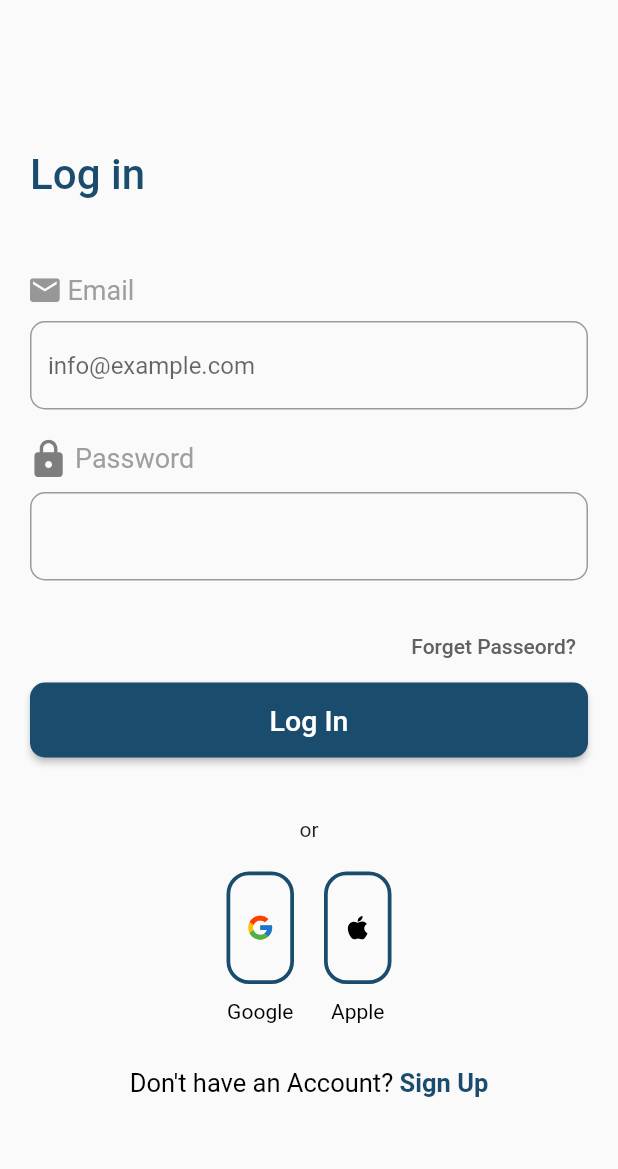
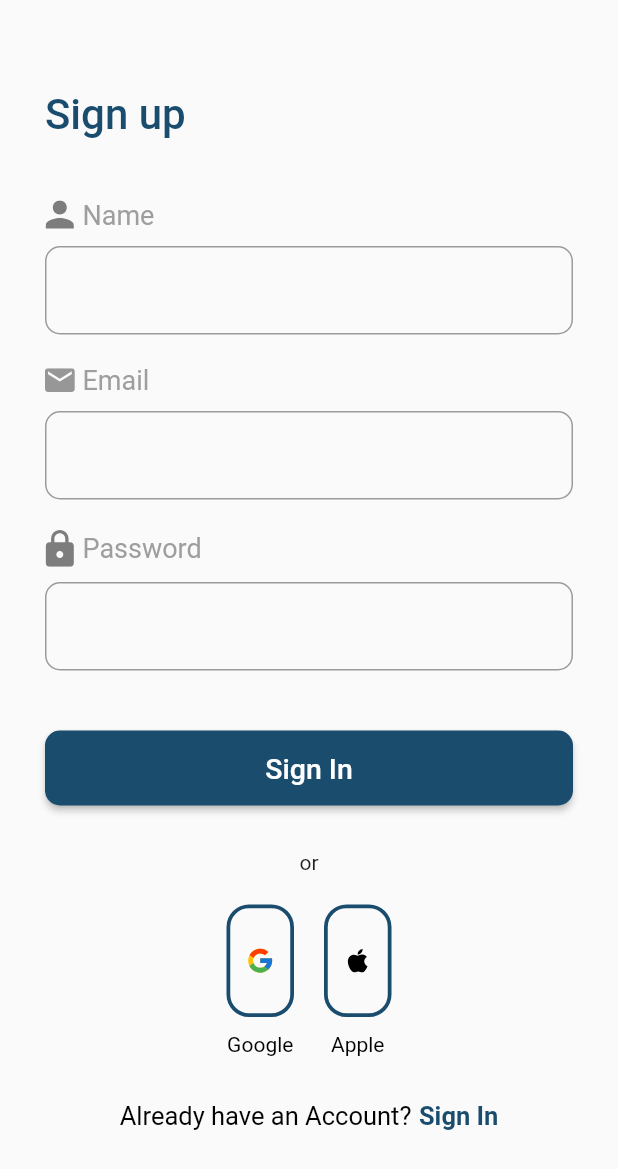
Before and after one commit to Rasheek5/flutter-learning_app, a Flutter app: the screen it shows after launch, on a phone screen of 412 x 824 dp. Shown: the top 1169 px of the screen. Run offline on Flutter 3.47's test engine with Material 2 defaults, Android fonts, the phone set to English and light mode, and no system bars; our stand-ins replace flutter_svg.

Commit message:
sign up ui design screen

```diff
--- /dev/null
+++ b/lib/assets/svgs/avatar_icon.dart
@@ -0,0 +1,4 @@
+const String avatarIcon =
+    '''<svg width="17" height="17" viewBox="0 0 17 17" fill="none" xmlns="http://www.w3.org/2000/svg">
+<path d="M8.3888 8.10987C10.5774 8.10987 12.35 6.33724 12.35 4.14869C12.35 1.96013 10.5774 0.1875 8.3888 0.1875C6.20025 0.1875 4.42762 1.96013 4.42762 4.14869C4.42762 6.33724 6.20025 8.10987 8.3888 8.10987ZM8.3888 10.0905C5.74471 10.0905 0.466431 11.4175 0.466431 14.0517V16.0322H16.3112V14.0517C16.3112 11.4175 11.0329 10.0905 8.3888 10.0905Z" fill="black" fill-opacity="0.5"/>
+</svg>''';
--- a/lib/assets/svgs/svgs.dart
+++ b/lib/assets/svgs/svgs.dart
@@ -2,3 +2,4 @@ export './message_icon.dart';
 export './password_icon.dart';
 export './google_icon.dart';
 export './apple_icon.dart';
+export './avatar_icon.dart';
--- a/lib/main.dart
+++ b/lib/main.dart
@@ -13,7 +13,7 @@ class MyApp extends StatelessWidget {
   Widget build(BuildContext context) {
     return const MaterialApp(
       title: 'Flutter Demo',
-      home: LoginScreen(),
+      home: SignInScreen(),
       debugShowCheckedModeBanner: false,
     );
   }
--- /dev/null
+++ b/lib/models/login.dart
@@ -0,0 +1,5 @@
+// ignore: camel_case_types
+enum loginFooterType {
+  signIn,
+  login,
+}
--- /dev/null
+++ b/lib/models/models.dart
@@ -0,0 +1 @@
+export './login.dart';
--- a/lib/screens/login/login_screen.dart
+++ b/lib/screens/login/login_screen.dart
@@ -2,6 +2,7 @@ import 'package:flutter/material.dart';
 import '../../constants/constants.dart';
 import '../../widgets/widgets.dart';
 import '../../assets/assets.dart';
+import '../../models/models.dart';
 
 class LoginScreen extends StatefulWidget {
   const LoginScreen({Key? key}) : super(key: key);
@@ -75,95 +76,13 @@ class _LoginScreenState extends State<LoginScreen> {
     );
   }
 
-  Widget _renderOtherLoginOptionsCard(
-    String label,
-    String icon,
-  ) {
-    return InkWell(
-      onTap: () {},
-      child: Column(
-        children: [
-          Container(
-            padding: const EdgeInsets.all(10),
-            margin: const EdgeInsets.symmetric(horizontal: 10),
-            decoration: BoxDecoration(
-              border: Border.all(
-                color: ColorConstants.darkCerulean,
-                width: 2.5,
-                style: BorderStyle.solid,
-              ),
-              borderRadius: BorderRadius.circular(15),
-            ),
-            child: RenderSvgIcon(
-              source: icon,
-              height: 50,
-            ),
-          ),
-          const SizedBox(
-            height: 10,
-          ),
-          Text(
-            label,
-            style: const TextStyle(color: Colors.black),
-          )
-        ],
-      ),
-    );
-  }
-
   Widget _renderSubmitButton() {
     return SubmitButton(label: "Log In");
   }
 
-  Widget _renderORText() {
-    return const Text(
-      "or",
-    );
-  }
-
-  Widget _renderSignUpBtn() {
-    return InkWell(
-      child: Row(
-        mainAxisAlignment: MainAxisAlignment.center,
-        children: [
-          const Text(
-            "Don't have an Account? ",
-            style: TextStyle(
-              fontWeight: FontWeight.w400,
-              color: Colors.black,
-              fontSize: 17,
-            ),
-          ),
-          Text(
-            "Sign Up",
-            style: TextStyle(
-              fontSize: 17,
-              fontWeight: FontWeight.w700,
-              color: ColorConstants.darkCerulean,
-            ),
-          )
-        ],
-      ),
-    );
-  }
-
   Widget _rendreFooterContent() {
-    return Column(
-      children: [
-        _renderORText(),
-        const SizedBox(height: 20),
-        Row(
-          mainAxisAlignment: MainAxisAlignment.center,
-          children: [
-            _renderOtherLoginOptionsCard("Google", GoogleIcon),
-            _renderOtherLoginOptionsCard("Apple", appleICON),
-          ],
-        ),
-        const SizedBox(height: 30),
-        SizedBox(
-          child: _renderSignUpBtn(),
-        )
-      ],
+    return LoginFooter(
+      componentFor: loginFooterType.login,
     );
   }
 
--- a/lib/screens/screens.dart
+++ b/lib/screens/screens.dart
@@ -1 +1,2 @@
 export './login/index.dart';
+export './signup/index.dart';
--- /dev/null
+++ b/lib/screens/signup/index.dart
@@ -0,0 +1 @@
+export './signup.dart';
--- /dev/null
+++ b/lib/screens/signup/signup.dart
@@ -0,0 +1,96 @@
+import 'package:flutter/material.dart';
+import 'package:learning_app/assets/assets.dart';
+import '../../widgets/widgets.dart';
+import '../../constants/constants.dart';
+import '../../models/models.dart';
+
+class SignInScreen extends StatefulWidget {
+  const SignInScreen({Key? key}) : super(key: key);
+
+  @override
+  State<SignInScreen> createState() => _SignInScreenState();
+}
+
+class _SignInScreenState extends State<SignInScreen> {
+  Widget _renderSignInText() {
+    return FractionallySizedBox(
+      widthFactor: 1,
+      child: Text(
+        "Sign up",
+        style: TextStyle(
+          color: ColorConstants.primaryColor,
+          fontWeight: FontWeight.w500,
+          fontSize: 28,
+        ),
+      ),
+    );
+  }
+
+  Widget _renderUserNameTextField() {
+    return TextfieldWithLabel(
+      label: "Name",
+      labelIcon: RenderSvgIcon(
+        source: avatarIcon,
+      ),
+    );
+  }
+
+  Widget _renderEmailTextField() {
+    return TextfieldWithLabel(
+      label: "Email",
+      labelIcon: RenderSvgIcon(
+        source: MESSAGE_SVG,
+      ),
+    );
+  }
+
+  Widget _renderPasswordTextField() {
+    return TextfieldWithLabel(
+      label: "Password",
+      labelIcon: RenderSvgIcon(
+        source: PASSWORD_SVG,
+        height: 25,
+      ),
+      obscureText: true,
+    );
+  }
+
+  Widget Spacer = const SizedBox(
+    height: 30,
+  );
+
+  Widget _renderSubmitBtn() {
+    return SubmitButton(label: "Sign In");
+  }
+
+  @override
+  Widget build(BuildContext context) {
+    return Scaffold(
+      body: SafeArea(
+        child: SingleChildScrollView(
+          child: Padding(
+            padding: const EdgeInsets.only(
+              top: 30,
+              left: 30,
+              right: 30,
+            ),
+            child: Column(
+              children: [
+                Spacer,
+                _renderSignInText(),
+                Spacer,
+                _renderUserNameTextField(),
+                _renderEmailTextField(),
+                _renderPasswordTextField(),
+                Spacer,
+                _renderSubmitBtn(),
+                Spacer,
+                LoginFooter(componentFor: loginFooterType.signIn),
+              ],
+            ),
+          ),
+        ),
+      ),
+    );
+  }
+}
--- /dev/null
+++ b/lib/widgets/login_footer_compenets.dart
@@ -0,0 +1,106 @@
+import 'package:flutter/material.dart';
+import '../../constants/constants.dart';
+import '../../widgets/widgets.dart';
+import '../../assets/assets.dart';
+import '../models/models.dart';
+
+class LoginFooter extends StatelessWidget {
+  loginFooterType componentFor;
+
+  LoginFooter({
+    Key? key,
+    required this.componentFor,
+  }) : super(key: key);
+
+  Widget _renderORText() {
+    return const Text(
+      "or",
+    );
+  }
+
+  Widget _renderOtherLoginOptionsCard(
+    String label,
+    String icon,
+  ) {
+    return InkWell(
+      onTap: () {},
+      child: Column(
+        children: [
+          Container(
+            padding: const EdgeInsets.all(10),
+            margin: const EdgeInsets.symmetric(horizontal: 10),
+            decoration: BoxDecoration(
+              border: Border.all(
+                color: ColorConstants.darkCerulean,
+                width: 2.5,
+                style: BorderStyle.solid,
+              ),
+              borderRadius: BorderRadius.circular(15),
+            ),
+            child: RenderSvgIcon(
+              source: icon,
+              height: 50,
+            ),
+          ),
+          const SizedBox(
+            height: 10,
+          ),
+          Text(
+            label,
+            style: const TextStyle(color: Colors.black),
+          )
+        ],
+      ),
+    );
+  }
+
+  Widget _renderBottomBtn() {
+    return InkWell(
+      child: Row(
+        mainAxisAlignment: MainAxisAlignment.center,
+        children: [
+          Text(
+            componentFor == loginFooterType.login
+                ? "Don't have an Account?"
+                : "Already have an Account?",
+            style: const TextStyle(
+              fontWeight: FontWeight.w400,
+              color: Colors.black,
+              fontSize: 17,
+            ),
+          ),
+          const SizedBox(width: 5),
+          Text(
+            componentFor == loginFooterType.login ? "Sign Up" : 'Sign In',
+            style: TextStyle(
+              fontSize: 17,
+              fontWeight: FontWeight.w700,
+              color: ColorConstants.darkCerulean,
+            ),
+          )
+        ],
+      ),
+    );
+  }
+
+  @override
+  Widget build(BuildContext context) {
+    return Column(
+      children: [
+        _renderORText(),
+        const SizedBox(height: 20),
+        Row(
+          mainAxisAlignment: MainAxisAlignment.center,
+          children: [
+            _renderOtherLoginOptionsCard("Google", GoogleIcon),
+            _renderOtherLoginOptionsCard("Apple", appleICON),
+          ],
+        ),
+        const SizedBox(height: 30),
+        SizedBox(
+          child: _renderBottomBtn(),
+        )
+      ],
+    );
+  }
+}
--- a/lib/widgets/widgets.dart
+++ b/lib/widgets/widgets.dart
@@ -1,3 +1,4 @@
 export './textfield_with_label.dart';
 export './render_svg_icon.dart';
 export './submit_button.dart';
+export './login_footer_compenets.dart';
```
Also changed, not shown: pubspec.lock, 65 other files.
